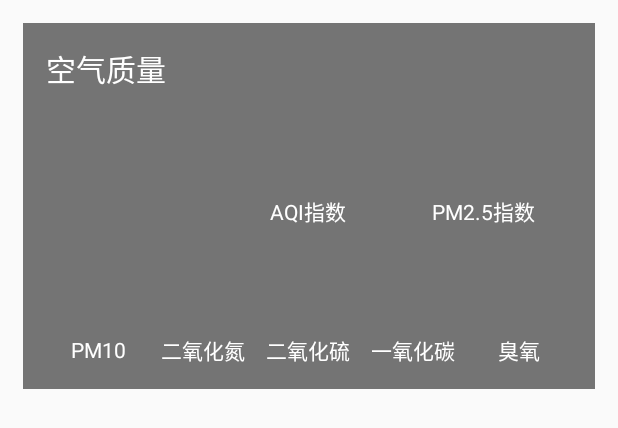
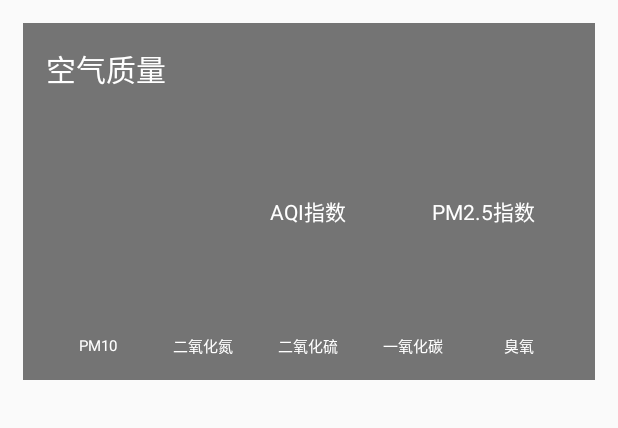
Before and after one commit to leiddev/coolweather, an Android app: the layout aqi.xml on its own in the app's theme, with its tools: preview values and no code run, on a phone screen of 412 x 824 dp. Shown: the top 428 px of the screen. Run offline under Robolectric (Android 15) with nearby library versions, the phone set to English and light mode, and no system bars.

```diff
--- a/app/src/main/res/layout/aqi.xml
+++ b/app/src/main/res/layout/aqi.xml
@@ -128,7 +128,8 @@
                     android:layout_height="wrap_content"
                     android:layout_gravity="center"
                     android:text="PM10"
-                    android:textColor="#fff"/>
+                    android:textColor="#fff"
+                    android:textSize="10sp"/>
 
             </LinearLayout>
 
@@ -158,7 +159,8 @@
                     android:layout_height="wrap_content"
                     android:layout_gravity="center"
                     android:text="二氧化氮"
-                    android:textColor="#fff"/>
+                    android:textColor="#fff"
+                    android:textSize="10sp"/>
 
             </LinearLayout>
 
@@ -188,7 +190,8 @@
                     android:layout_height="wrap_content"
                     android:layout_gravity="center"
                     android:text="二氧化硫"
-                    android:textColor="#fff"/>
+                    android:textColor="#fff"
+                    android:textSize="10sp"/>
 
             </LinearLayout>
 
@@ -218,7 +221,8 @@
                     android:layout_height="wrap_content"
                     android:layout_gravity="center"
                     android:text="一氧化碳"
-                    android:textColor="#fff"/>
+                    android:textColor="#fff"
+                    android:textSize="10sp"/>
 
             </LinearLayout>
 
@@ -248,7 +252,8 @@
                     android:layout_height="wrap_content"
                     android:layout_gravity="center"
                     android:text="臭氧"
-                    android:textColor="#fff"/>
+                    android:textColor="#fff"
+                    android:textSize="10sp"/>
 
             </LinearLayout>
 
```
Also changed, not shown: app/src/main/java/com/coolweather/android/WeatherActivity.java (+29 -0 lines), app/src/main/res/layout/activity_weather.xml (+15 -0 lines), app/src/main/res/layout/now.xml (+67 -0 lines).
